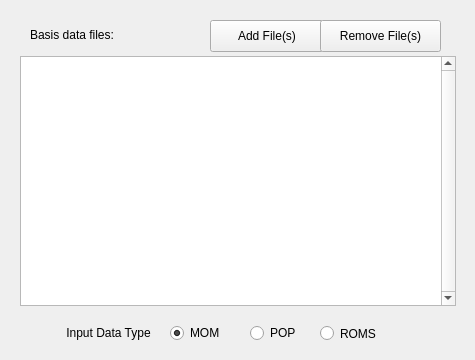
First picture: the form in apps/fcwizard/ui/Page2.ui, repository yyr/vapor, before the edit.
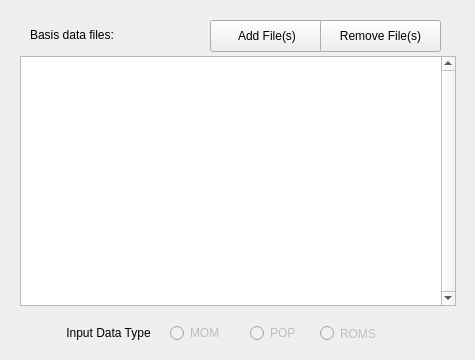
Second picture: the form after the edit.

```diff
--- a/apps/fcwizard/ui/Page2.ui
+++ b/apps/fcwizard/ui/Page2.ui
@@ -15,7 +15,7 @@
   </property>
   <widget class="QRadioButton" name="romsRadioButton">
    <property name="enabled">
-    <bool>true</bool>
+    <bool>false</bool>
    </property>
    <property name="geometry">
     <rect>
@@ -88,7 +88,7 @@
   </widget>
   <widget class="QRadioButton" name="momRadioButton">
    <property name="enabled">
-    <bool>true</bool>
+    <bool>false</bool>
    </property>
    <property name="geometry">
     <rect>
@@ -105,7 +105,7 @@
     <string>MOM</string>
    </property>
    <property name="checked">
-    <bool>true</bool>
+    <bool>false</bool>
    </property>
   </widget>
   <widget class="QLabel" name="label_2">
@@ -136,7 +136,7 @@
   </widget>
   <widget class="QRadioButton" name="popRadioButton">
    <property name="enabled">
-    <bool>true</bool>
+    <bool>false</bool>
    </property>
    <property name="geometry">
     <rect>
```
